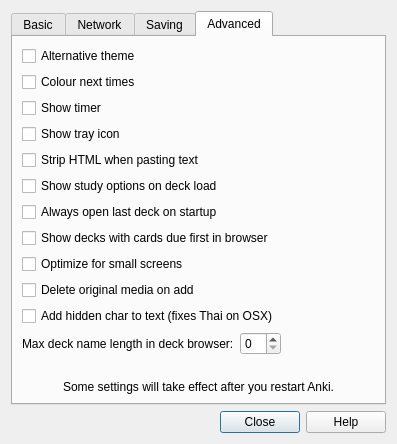
The window that designer/preferences.ui (ankitects/anki) describes before a commit, drawn with Qt 5.
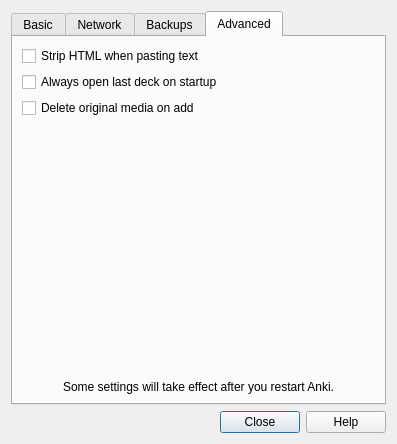
The same window after the commit. The open tabs and pages were chosen to show the change.

The edit to the form file:
```diff
--- a/designer/preferences.ui
+++ b/designer/preferences.ui
@@ -339,7 +339,7 @@
      </widget>
      <widget class="QWidget" name="tab">
       <attribute name="title">
-       <string>Saving</string>
+       <string>Backups</string>
       </attribute>
       <layout class="QVBoxLayout" name="verticalLayout_3">
        <property name="spacing">
@@ -519,128 +519,29 @@
       <layout class="QVBoxLayout">
        <item>
         <layout class="QGridLayout">
-         <item row="4" column="0">
-          <widget class="QCheckBox" name="showTimer">
-           <property name="text">
-            <string>Show timer</string>
-           </property>
-          </widget>
-         </item>
-         <item row="2" column="0">
-          <widget class="QCheckBox" name="alternativeTheme">
-           <property name="text">
-            <string>Alternative theme</string>
-           </property>
-          </widget>
-         </item>
-         <item row="7" column="0">
-          <widget class="QCheckBox" name="showStudyOptions">
-           <property name="text">
-            <string>Show study options on deck load</string>
-           </property>
-          </widget>
-         </item>
-         <item row="5" column="0">
-          <widget class="QCheckBox" name="showTray">
-           <property name="text">
-            <string>Show tray icon</string>
-           </property>
-          </widget>
-         </item>
-         <item row="12" column="0">
-          <widget class="QCheckBox" name="addZeroSpace">
-           <property name="text">
-            <string>Add hidden char to text (fixes Thai on OSX)</string>
-           </property>
-          </widget>
-         </item>
-         <item row="8" column="0">
+         <item row="1" column="0">
           <widget class="QCheckBox" name="openLastDeck">
            <property name="text">
             <string>Always open last deck on startup</string>
            </property>
           </widget>
          </item>
-         <item row="9" column="0">
-          <widget class="QCheckBox" name="deckBrowserOrder">
-           <property name="text">
-            <string>Show decks with cards due first in browser</string>
-           </property>
-          </widget>
-         </item>
-         <item row="11" column="0">
-          <widget class="QCheckBox" name="deleteMedia">
-           <property name="text">
-            <string>Delete original media on add</string>
-           </property>
-          </widget>
-         </item>
-         <item row="3" column="0">
-          <widget class="QCheckBox" name="colourTimes">
-           <property name="text">
-            <string>Colour next times</string>
-           </property>
-          </widget>
-         </item>
-         <item row="6" column="0">
+         <item row="0" column="0">
           <widget class="QCheckBox" name="stripHTML">
            <property name="text">
             <string>Strip HTML when pasting text</string>
            </property>
           </widget>
          </item>
-         <item row="10" column="0">
-          <widget class="QCheckBox" name="optimizeSmall">
+         <item row="2" column="0">
+          <widget class="QCheckBox" name="deleteMedia">
            <property name="text">
-            <string>Optimize for small screens</string>
+            <string>Delete original media on add</string>
            </property>
           </widget>
          </item>
         </layout>
        </item>
-       <item>
-        <spacer name="verticalSpacer_5">
-         <property name="orientation">
-          <enum>Qt::Vertical</enum>
-         </property>
-         <property name="sizeType">
-          <enum>QSizePolicy::Preferred</enum>
-         </property>
-         <property name="sizeHint" stdset="0">
-          <size>
-           <width>20</width>
-           <height>10</height>
-          </size>
-         </property>
-        </spacer>
-       </item>
-       <item>
-        <layout class="QHBoxLayout" name="horizontalLayout">
-         <item>
-          <widget class="QLabel" name="label_22">
-           <property name="text">
-            <string>Max deck name length in deck browser:</string>
-           </property>
-          </widget>
-         </item>
-         <item>
-          <widget class="QSpinBox" name="deckBrowserLen"/>
-         </item>
-         <item>
-          <spacer name="horizontalSpacer_2">
-           <property name="orientation">
-            <enum>Qt::Horizontal</enum>
-           </property>
-           <property name="sizeHint" stdset="0">
-            <size>
-             <width>40</width>
-             <height>20</height>
-            </size>
-           </property>
-          </spacer>
-         </item>
-        </layout>
-       </item>
        <item>
         <spacer>
          <property name="orientation">
```
Left out of the diff: 237 changed lines with no effect on the pictures.
